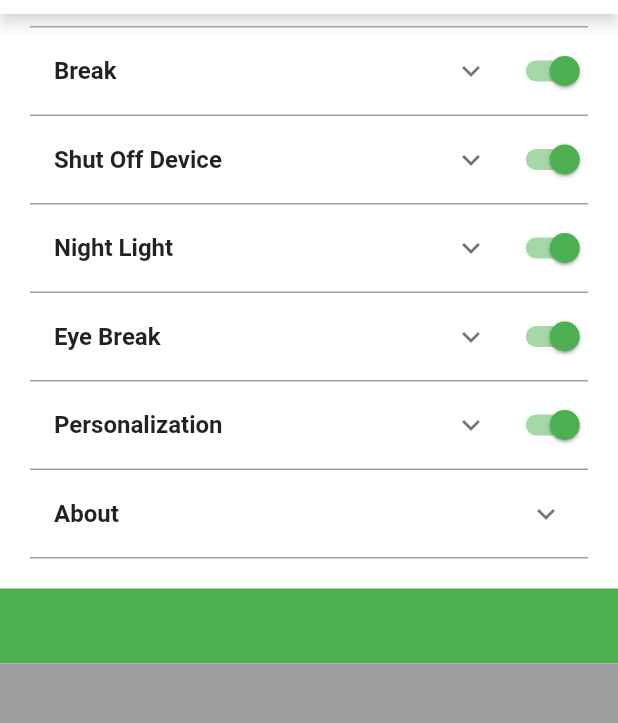
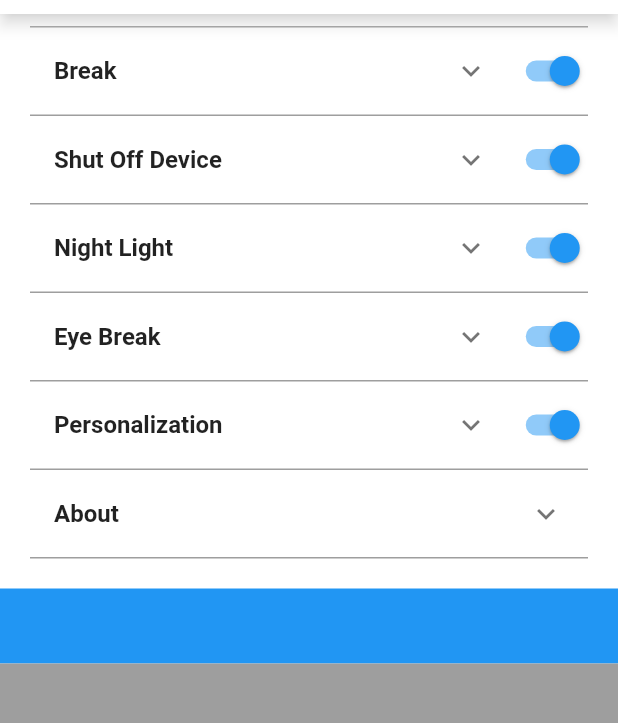
Before and after one commit to MSE-6-G735Y/edd_project_5-12, a Flutter app: the screen it shows after launch, on a phone screen of 412 x 824 dp, the part 70-793 px from its top. Run offline on Flutter 3.47's test engine with Material 2 defaults, Android fonts, the phone set to English and light mode, and no system bars; our stand-ins replace flutter_riverpod; missing offline and left inert: dart:html.

Commit message:
changed the colors on personalization tab

```diff
--- a/lib/main.dart
+++ b/lib/main.dart
@@ -46,7 +46,7 @@ class _MyAppState extends ConsumerState<MyApp> {
               backgroundColor:
                   ref.watch(personalizationProvider).backgroundColor,
               shadowColor: ref.watch(personalizationProvider).backgroundColor),
-          primarySwatch: Colors.blue,
+          primarySwatch: Colors.red,
           textTheme: TextTheme(headline1: TextStyle(color: Colors.black))),
       // A widget which will be started on application startup
       home: MyHomePage(),
--- a/lib/personalization.dart
+++ b/lib/personalization.dart
@@ -42,7 +42,7 @@ Color dropdownValueAccent2 = accentcolor2List.first;
 //Accent Color
 //
 List<Color> accentcolorList = <Color>[
-  Colors.green,
+  Colors.blue,
   Colors.orange,
   Colors.red,
 ];
@@ -73,6 +73,7 @@ class PersonalizationState extends ConsumerState<Personalization> {
             child: DropdownButton<Color>(
               alignment: Alignment.centerRight,
               icon: Container(
+                color: ref.watch(personalizationProvider).accent2Color,
                 child: const Icon(Icons.arrow_drop_down),
                 alignment: Alignment.centerRight,
               ),
--- a/lib/personalization_provider.dart
+++ b/lib/personalization_provider.dart
@@ -8,7 +8,7 @@ class PersonalizationProvider extends ChangeNotifier {
   Color textColor;
   //gives each variable a default value because they needs it.
   PersonalizationProvider({
-    this.accentColor = Colors.green,
+    this.accentColor = Colors.blue,
     this.accent2Color = Colors.grey,
     this.backgroundColor = Colors.white,
     this.textColor = Colors.black,
```
